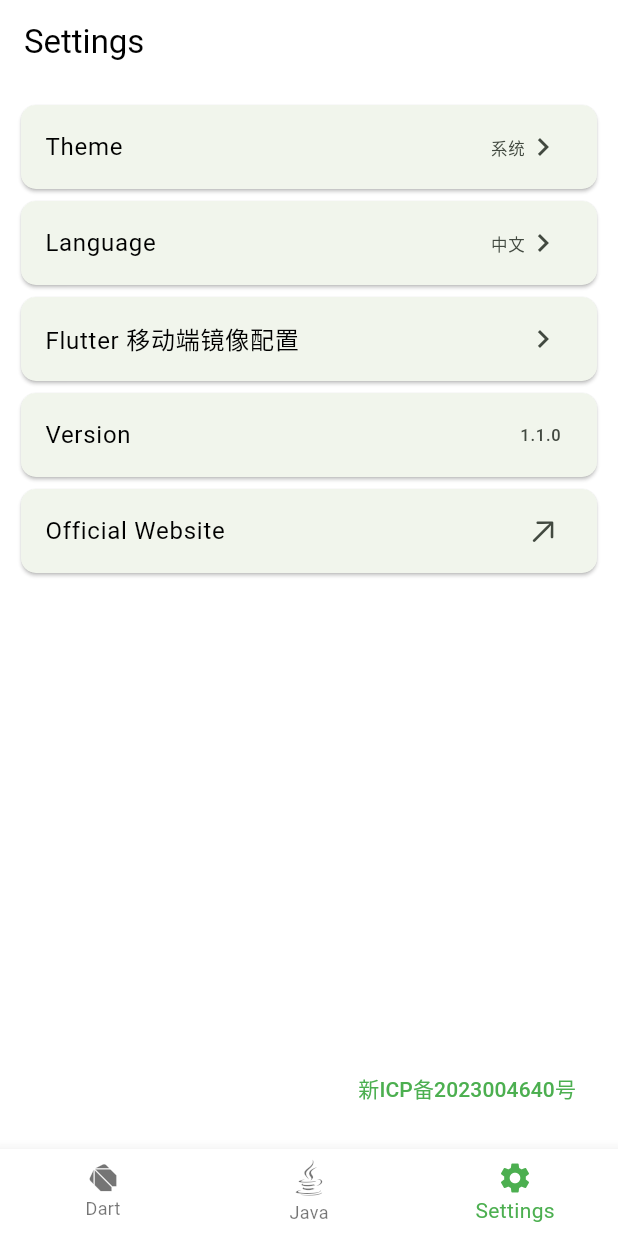
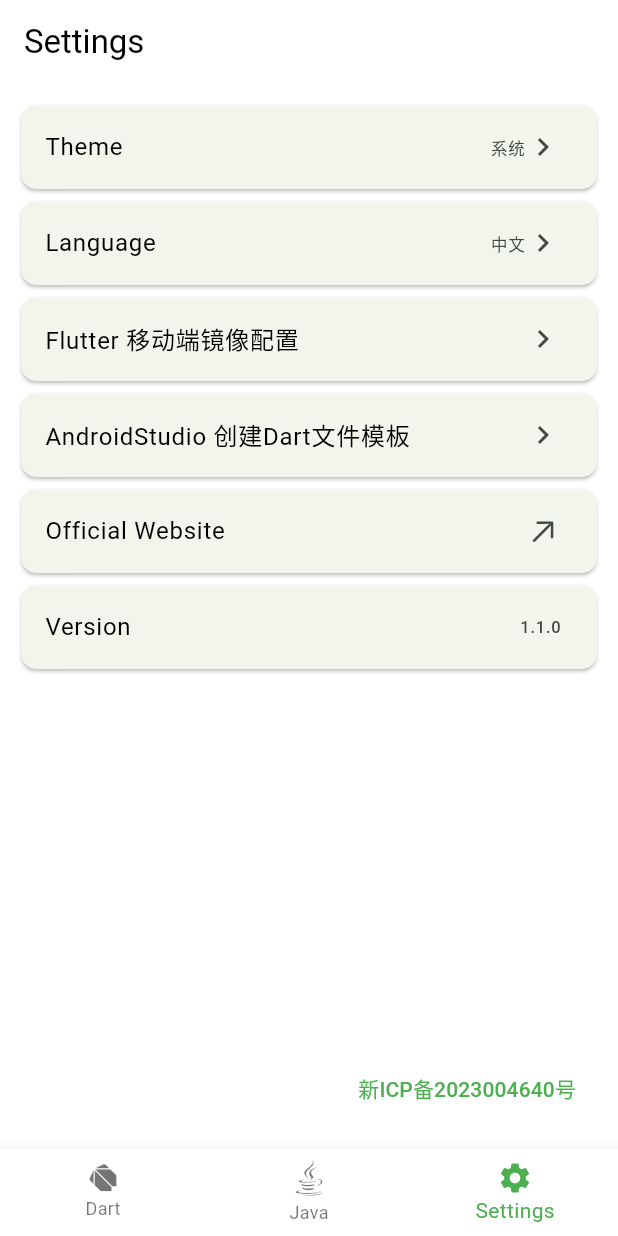
Before and after one commit to Matkurban/json_to_dart, a Flutter app: the screen it shows after launch, swiped to page 3, on a phone screen of 412 x 824 dp. Run offline on Flutter 3.47's test engine with Material 3 defaults, Android fonts, the phone set to English and light mode, and no system bars; drawn by our look-alikes of toastification; our stand-ins replace animate_do, flex_color_scheme, flutter_highlight, font_awesome_flutter, get, package_info_plus and 1 more; missing offline and left inert: fluent_ui, flutter_json_view, markdown_widget, syntax_highlight; generated files the repository leaves out were written again.

Commit message:
优化设置界面

```diff
--- a/lib/config/assets/assets_markdown.dart
+++ b/lib/config/assets/assets_markdown.dart
@@ -1,3 +1,4 @@
 sealed class AssetsMarkdown {
   static const String flutterMobile = "assets/markdown/flutter_mobile.md";
+  static const String studioTemplate = "assets/markdown/studio_template.md";
 }
--- a/lib/router/router_names.dart
+++ b/lib/router/router_names.dart
@@ -3,4 +3,5 @@ sealed class RouterNames {
   static const String toggleTheme = "/setting/toggleTheme";
   static const String toggleLanguage = "/setting/toggleLanguage";
   static const String flutterMobile = "/setting/flutterMobile";
+  static const String studioTemplate = "/setting/studioTemplate";
 }
--- a/lib/router/router_pages.dart
+++ b/lib/router/router_pages.dart
@@ -2,7 +2,9 @@ import 'package:get/get.dart';
 import 'package:json_to_dart/screens/main/binding/main_binding.dart';
 import 'package:json_to_dart/screens/main/view/main_view.dart';
 import 'package:json_to_dart/screens/setting/binding/flutter_mobile_binding.dart';
+import 'package:json_to_dart/screens/setting/binding/studio_template_binding.dart';
 import 'package:json_to_dart/screens/setting/view/flutter_mobile_view.dart';
+import 'package:json_to_dart/screens/setting/view/studio_template_view.dart';
 import 'package:json_to_dart/screens/setting/view/toggle_language_view.dart';
 import 'package:json_to_dart/screens/setting/view/toggle_theme_view.dart';
 import 'package:json_to_dart/router/router_names.dart';
@@ -13,7 +15,16 @@ sealed class RouterPages {
       GetPage(name: RouterNames.main, page: () => MainView(), binding: MainBinding()),
       GetPage(name: RouterNames.toggleTheme, page: () => ToggleThemeView()),
       GetPage(name: RouterNames.toggleLanguage, page: () => ToggleLanguageView()),
-      GetPage(name: RouterNames.flutterMobile, page: () => FlutterMobileView(), binding: FlutterMobileBinding()),
+      GetPage(
+        name: RouterNames.flutterMobile,
+        page: () => FlutterMobileView(),
+        binding: FlutterMobileBinding(),
+      ),
+      GetPage(
+        name: RouterNames.studioTemplate,
+        page: () => StudioTemplateView(),
+        binding: StudioTemplateBinding(),
+      ),
     ];
   }
 }
--- /dev/null
+++ b/lib/screens/setting/binding/studio_template_binding.dart
@@ -0,0 +1,9 @@
+import 'package:get/get.dart';
+import 'package:json_to_dart/screens/setting/logic/studio_template_logic.dart';
+
+class StudioTemplateBinding extends Bindings {
+  @override
+  void dependencies() {
+    Get.put(StudioTemplateLogic());
+  }
+}
--- a/lib/screens/setting/view/setting_view.dart
+++ b/lib/screens/setting/view/setting_view.dart
@@ -50,11 +50,12 @@ class SettingView extends GetView<SettingLogic> {
               onTap: () => Get.toNamed(RouterNames.flutterMobile),
             ),
           ),
+
           Card(
             child: ListTile(
-              title: Text(l10n.version),
-              trailing: Obx(() => Text(controller.version.value)),
-              onTap: () {},
+              title: Text("AndroidStudio 创建Dart文件模板"),
+              trailing: Icon(Icons.keyboard_arrow_right),
+              onTap: () => Get.toNamed(RouterNames.studioTemplate),
             ),
           ),
           Card(
@@ -64,6 +65,13 @@ class SettingView extends GetView<SettingLogic> {
               onTap: () => launchUrl(Uri.parse('https://jsontodart.cn')),
             ),
           ),
+          Card(
+            child: ListTile(
+              title: Text(l10n.version),
+              trailing: Obx(() => Text(controller.version.value)),
+              onTap: () {},
+            ),
+          ),
         ],
       ),
     );
```
Also changed, not shown: lib/screens/json/logic/json_to_java_logic.dart (+24 -5 lines), lib/screens/setting/logic/studio_template_logic.dart (added, +21 -0 lines), lib/screens/setting/view/studio_template_view.dart (added, +59 -0 lines), 2 other files.
